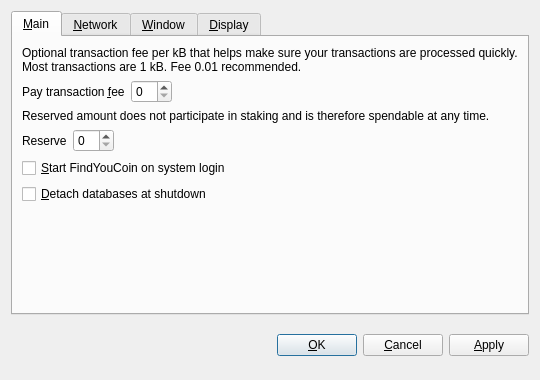
Before: the Qt Designer form src/qt/forms/optionsdialog.ui in Waecrum/Findcoin, drawn with Qt 5.
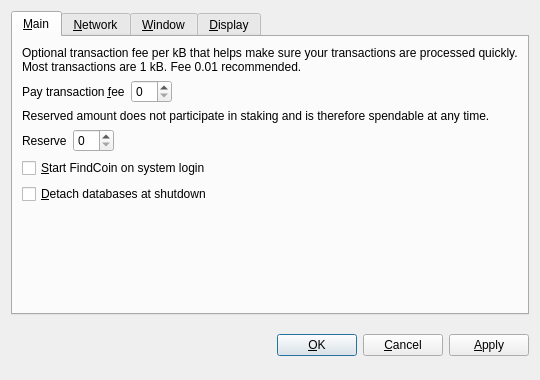
After: the same form once the commit is applied. Custom widgets are drawn as their Qt base class.

Commit message: Chaned FindYouCoin to Findcoin/FindCoin

The edit to the form file:
```diff
--- a/src/qt/forms/optionsdialog.ui
+++ b/src/qt/forms/optionsdialog.ui
@@ -128,7 +128,7 @@
           <string>Automatically start FindYouCoin after logging in to the system.</string>
          </property>
          <property name="text">
-          <string>&amp;Start FindYouCoin on system login</string>
+          <string>&amp;Start FindCoin on system login</string>
          </property>
         </widget>
        </item>
```
Left out of the diff: 10 changed lines with no effect on the pictures. The commit also changes 43 other files.
